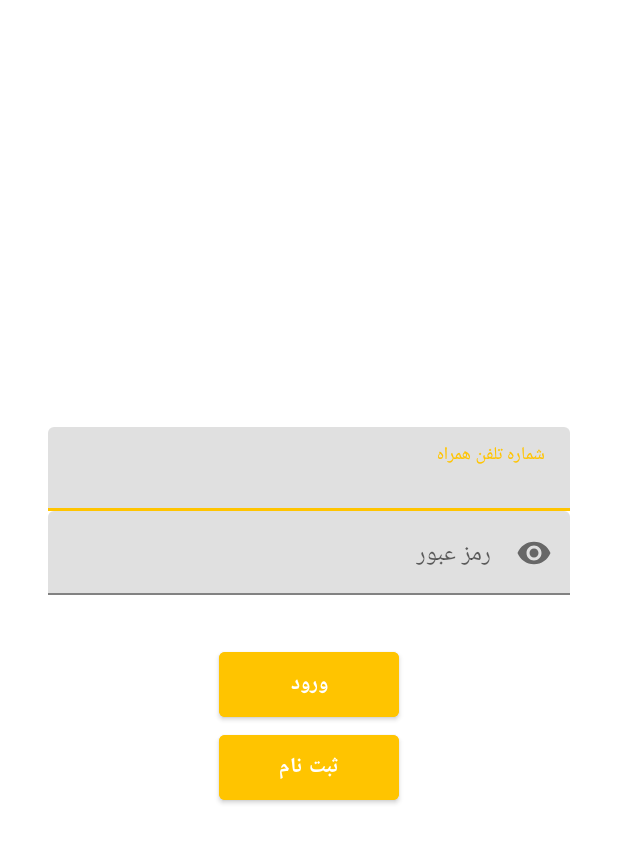
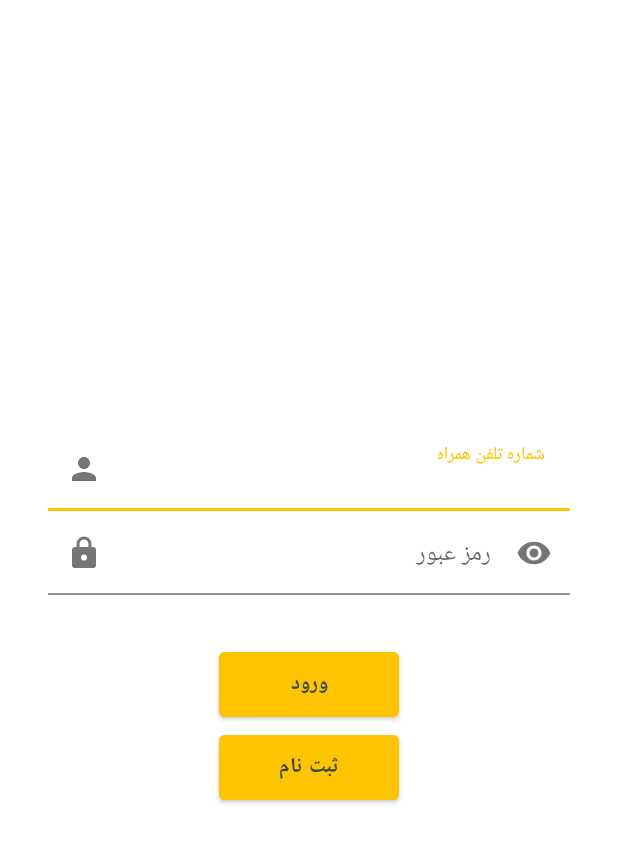
Before and after one commit to mohamadhosseini2121/bargh, an Android app: the screen it shows after launch (MainActivity), on a phone screen of 412 x 824 dp. Shown: the top 843 px of the screen. Run offline under Robolectric (Android 15) with nearby library versions, the phone set to English and light mode, and no system bars; our stand-ins replace ButterKnife.

Commit message:
login and register layout update

```diff
--- /dev/null
+++ b/app/src/main/res/drawable/ic_password.xml
@@ -0,0 +1,8 @@
+<!-- drawable/lock.xml -->
+<vector xmlns:android="http://schemas.android.com/apk/res/android"
+    android:height="24dp"
+    android:width="24dp"
+    android:viewportWidth="24"
+    android:viewportHeight="24">
+    <path android:fillColor="#000" android:pathData="M12,17A2,2 0 0,0 14,15C14,13.89 13.1,13 12,13A2,2 0 0,0 10,15A2,2 0 0,0 12,17M18,8A2,2 0 0,1 20,10V20A2,2 0 0,1 18,22H6A2,2 0 0,1 4,20V10C4,8.89 4.9,8 6,8H7V6A5,5 0 0,1 12,1A5,5 0 0,1 17,6V8H18M12,3A3,3 0 0,0 9,6V8H15V6A3,3 0 0,0 12,3Z" />
+</vector>
--- a/app/src/main/res/layout/fragment_login.xml
+++ b/app/src/main/res/layout/fragment_login.xml
@@ -35,7 +35,9 @@
 
             <com.google.android.material.textfield.TextInputLayout
                 android:layout_width="match_parent"
-                android:layout_height="wrap_content">
+                android:layout_height="wrap_content"
+                app:startIconDrawable="@drawable/ic_profile"
+                app:boxBackgroundColor="@color/colorWhite">
 
                 <EditText
                     android:id="@+id/et_mobile_number_login"
@@ -51,7 +53,10 @@
             <com.google.android.material.textfield.TextInputLayout
                 android:layout_width="match_parent"
                 android:layout_height="wrap_content"
-                app:passwordToggleEnabled="true">
+                app:passwordToggleEnabled="true"
+                style="@style/Widget.MaterialComponents.TextInputLayout.FilledBox"
+                app:startIconDrawable="@drawable/ic_password"
+                app:boxBackgroundColor="@color/colorWhite">
 
                 <EditText
                     android:id="@+id/et_password_login"
@@ -74,7 +79,7 @@
                 android:layout_marginTop="@dimen/standard_margin_4x"
                 android:text="@string/action_sign_in"
                 android:textStyle="bold"
-                android:textColor="@android:color/white"
+                android:textColor="@color/colorAccent"
                 android:backgroundTint="@color/colorPrimary"
                 android:height="@dimen/button_height"
                 android:layout_gravity="center"/>
@@ -86,7 +91,7 @@
                 android:layout_height="wrap_content"
                 android:text="@string/action_sign_up"
                 android:textStyle="bold"
-                android:textColor="@android:color/white"
+                android:textColor="@color/colorAccent"
                 android:backgroundTint="@color/colorPrimary"
                 android:height="@dimen/button_height"/>
 
--- a/app/src/main/res/layout/item_view_requested_service.xml
+++ b/app/src/main/res/layout/item_view_requested_service.xml
@@ -9,7 +9,6 @@
     android:layout_marginEnd="@dimen/standard_margin"
     android:layout_marginBottom="@dimen/standard_margin_half"
     android:layoutDirection="rtl"
-    android:orientation="vertical"
     app:cardCornerRadius="@dimen/standard_card_corner_radius"
     app:cardElevation="@dimen/standard_card_elevation">
 
```
Also changed, not shown: app/src/main/res/drawable/ic_email.xml (added, +10 -0 lines), app/src/main/res/drawable/ic_phone_number.xml (added, +10 -0 lines), app/src/main/res/layout/fragment_register.xml (+22 -6 lines), app/src/main/res/layout/fragment_service_request.xml (+4 -3 lines), app/src/main/res/layout/item_view_service.xml (+28 -14 lines).
